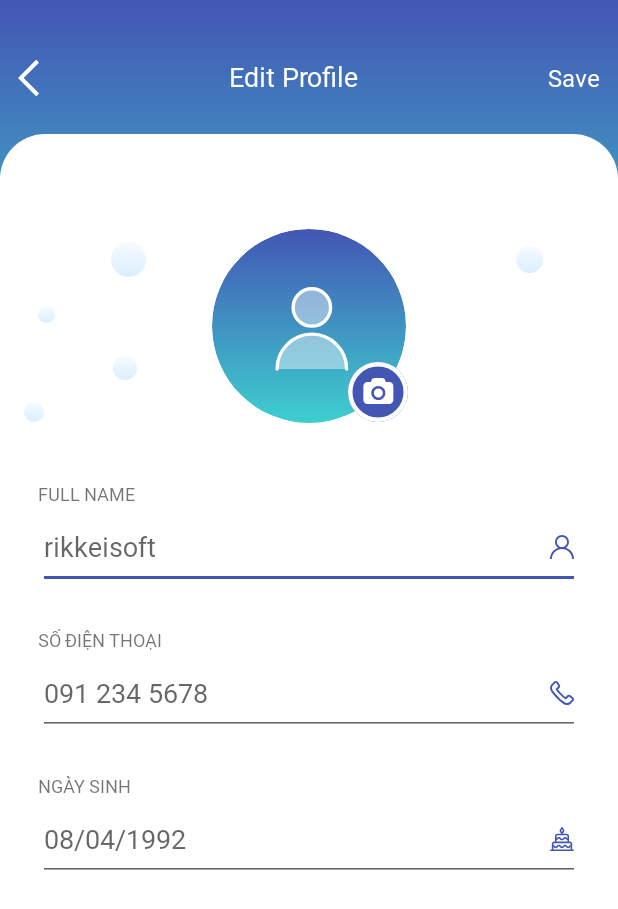
After one commit to nhikiu/AwesomeChat, an Android app: the layout fragment_profile_detail.xml on its own in the app's theme, with its tools: preview values and no code run, on a phone screen of 412 x 824 dp. The commit adds this screen. Shown: the top 909 px of the screen. Run offline under Robolectric (Android 15) with nearby library versions, the phone set to English and light mode, and no system bars.

Commit message:
31/07/2023 - On click not working

```diff
--- a/app/src/main/java/com/example/baseproject/models/Friend.kt
+++ b/app/src/main/java/com/example/baseproject/models/Friend.kt
@@ -1,3 +1,7 @@
 package com.example.baseproject.models
 
-data class Friend(val id: String, val name: String, val avatar: String?, var status: String)
+data class Friend(val id: String, val name: String, val avatar: String?, var status: String){
+    fun copy():Friend{
+        return Friend(this.id,this.name,this.avatar,this.status)
+    }
+}
--- a/app/src/main/java/com/example/baseproject/ui/friends/allFriend/AllFriendAdapter.kt
+++ b/app/src/main/java/com/example/baseproject/ui/friends/allFriend/AllFriendAdapter.kt
@@ -13,6 +13,10 @@ import com.example.baseproject.utils.Constants
 class AllFriendAdapter : ListAdapter<Friend, AllFriendAdapter.FriendViewHolder>(AllFriendCallback()){
 
     private var onClickListener: OnClickListener? = null
+
+    override fun submitList(list: MutableList<Friend>?) {
+        super.submitList(list?.map { it.copy() })
+    }
 
     override fun onCreateViewHolder(parent: ViewGroup, viewType: Int): AllFriendAdapter.FriendViewHolder {
         val inflate = LayoutInflater.from(parent.context)
--- a/app/src/main/java/com/example/baseproject/ui/friends/allFriend/AllFriendViewModel.kt
+++ b/app/src/main/java/com/example/baseproject/ui/friends/allFriend/AllFriendViewModel.kt
@@ -1,16 +1,22 @@
 package com.example.baseproject.ui.friends.allFriend
 
+import android.annotation.SuppressLint
+import android.util.Log
 import androidx.lifecycle.LiveData
 import androidx.lifecycle.MutableLiveData
 import com.example.baseproject.models.Friend
+import com.example.baseproject.models.User
+import com.example.baseproject.respository.AuthRepository
 import com.example.baseproject.utils.Constants
 import com.example.core.base.BaseViewModel
+import com.google.android.play.integrity.internal.f
 import com.google.firebase.auth.FirebaseAuth
 import com.google.firebase.database.DataSnapshot
 import com.google.firebase.database.DatabaseError
 import com.google.firebase.database.FirebaseDatabase
 import com.google.firebase.database.ValueEventListener
 import com.google.firebase.database.ktx.getValue
+import com.google.firebase.database.ktx.values
 import dagger.hilt.android.lifecycle.HiltViewModel
 import javax.inject.Inject
 
@@ -24,6 +30,7 @@ class AllFriendViewModel @Inject constructor(
 
     private var _friendListLiveData: MutableLiveData<List<Friend>> = MutableLiveData()
     val friendListLiveData: LiveData<List<Friend>> get() = _friendListLiveData
+    var change = false
 
     init {
 
@@ -31,51 +38,82 @@ class AllFriendViewModel @Inject constructor(
         getAllUser()
     }
 
-    private fun getAllUser() {
+    fun getAllUser() {
         val myRef = database.getReference(Constants.USER)
+
         myRef.addValueEventListener(object : ValueEventListener {
+            @SuppressLint("SuspiciousIndentation")
             override fun onDataChange(snapshot: DataSnapshot) {
                 mFriendList.clear()
                 for (dataSnapshot in snapshot.children) {
-
                     val profileRef = dataSnapshot.child(Constants.PROFILE)
 
                     val id = profileRef.child("id").getValue(String::class.java)
                     val name = profileRef.child("name").getValue(String::class.java)
                     val avatar = profileRef.child("avatar").getValue(String::class.java)
-                    if (id != auth.currentUser!!.uid && id != null && name != null) {
-                        mFriendList.add(Friend(id, name, avatar, Constants.STATE_UNFRIEND))
-                    }
-                }
+
+                    if ( id != auth.currentUser!!.uid && id != null && name != null) {
+                        mFriendList.add(Friend(id?:"", name?:"", avatar, Constants.STATE_UNFRIEND))
                     }
 
-            override fun onCancelled(error: DatabaseError) {
                 }
 
-        })
+                myRef.child(auth.currentUser!!.uid).child(Constants.FRIEND).get().addOnSuccessListener {
+                    if (it.value != null) {
 
-        myRef.child(auth.currentUser!!.uid).child(Constants.FRIEND)
-            .addValueEventListener(object : ValueEventListener {
-                override fun onDataChange(snapshot: DataSnapshot) {
-                    for (dataSnapshot in snapshot.children) {
-
-                        val friend = dataSnapshot.value as HashMap<*, *>
-
-                        val id = friend["id"] as String
-                        val status = friend["status"] as String
-
-                        for (i in mFriendList) {
-                            if (id == i.id) {
-                                i.status = status
+                        val h = it.value as HashMap<*, *>
+                        for (i in h.values) {
+                            val u = i as HashMap<*, *>
+                            val id = u["id"] as String
+                            val status = u["status"] as String
+                            for (f in mFriendList) {
+                                if (id == f.id) {
+                                    f.status = status
                                 }
                             }
 
                         }
-                    _friendListLiveData.postValue(mFriendList.toMutableList())
+                        Log.e("abc", "onDataChange: $h", )
 
                     }
 
+
+                }
+                _friendListLiveData.value = mFriendList
+
+
+
+//_friendListLiveData.value = mFriendList
+//                myRef.child(auth.currentUser!!.uid).child(Constants.FRIEND)
+//                    .addValueEventListener(object : ValueEventListener {
+//                        override fun onDataChange(snapshot: DataSnapshot) {
+//                            for (dataSnapshot in snapshot.children) {
+//
+//                                var friend = dataSnapshot.value as HashMap<*, *>
+//
+//                                val id = friend["id"] as String
+//                                val status = friend["status"] as String
+//
+//                                for (i in mFriendList) {
+//                                    if (id == i.id) {
+//                                        i.status = status
+//                                    }
+//                                }
+//
+//                            }
+//                            _friendListLiveData.postValue(mFriendList)
+//
+//                        }
+//
+//                        override fun onCancelled(error: DatabaseError) {
+//                            Log.e("database", "onCancelled: Fail ${error.toException()}")
+//                        }
+//
+//                    })
+            }
+
             override fun onCancelled(error: DatabaseError) {
+                Log.e("database", "onCancelled: Fail ${error.toException()}")
             }
 
         })
@@ -89,13 +127,13 @@ class AllFriendViewModel @Inject constructor(
             .child(Constants.FRIEND).child(friend.id)
             .setValue(friend)
             .addOnSuccessListener {
+
             }
             .addOnFailureListener {
 
             }
 
         //update friend in other user
-
         var status = Constants.STATE_RECEIVE
 
         when(friend.status) {
@@ -105,10 +143,13 @@ class AllFriendViewModel @Inject constructor(
             Constants.STATE_UNFRIEND -> status = Constants.STATE_UNFRIEND
         }
 
+        Log.e("abc", "updateFriendState: ${userRef.child(currentId).child(Constants.PROFILE).child("name").values<String>()}")
+
+        var name = ""
         userRef.child(currentId).child(Constants.PROFILE).addListenerForSingleValueEvent(object : ValueEventListener {
             override fun onDataChange(snapshot: DataSnapshot) {
                 if (snapshot.exists()) {
-                    val name = snapshot.child("name").getValue<String?>() ?: ""
+                    name = snapshot.child("name").getValue<String?>() ?: ""
 
                     val currentFriend = Friend(
                         id = currentId,
@@ -133,6 +174,5 @@ class AllFriendViewModel @Inject constructor(
             override fun onCancelled(error: DatabaseError) {
             }
         })
-
     }
 }
--- a/app/src/main/java/com/example/baseproject/ui/friends/pendingFriend/PendingFriendViewModel.kt
+++ b/app/src/main/java/com/example/baseproject/ui/friends/pendingFriend/PendingFriendViewModel.kt
@@ -28,8 +28,8 @@ class PendingFriendViewModel @Inject constructor(
     val receiveFriendListLiveData: LiveData<List<Friend>> get() = _receiveFriendListLiveData
 
     init {
-        _sendFriendListLiveData.postValue(mSendFriendList)
-        _receiveFriendListLiveData.postValue(mReceiveFriendList)
+        _sendFriendListLiveData.value = mSendFriendList
+        _receiveFriendListLiveData.value = mReceiveFriendList
     }
 
 
@@ -56,7 +56,7 @@ class PendingFriendViewModel @Inject constructor(
                         }
                     }
                 }
-                _sendFriendListLiveData.postValue(mSendFriendList.toMutableList())
+                _sendFriendListLiveData.value = mSendFriendList.toMutableList()
                 mSendFriendList.clear()
             }
 
@@ -89,7 +89,7 @@ class PendingFriendViewModel @Inject constructor(
                         }
                     }
                 }
-                _receiveFriendListLiveData.postValue(mReceiveFriendList.toMutableList())
+                _receiveFriendListLiveData.value = mReceiveFriendList.toMutableList()
                 mReceiveFriendList.clear()
             }
 
--- a/app/src/main/java/com/example/baseproject/ui/friends/realFriend/RealFriendViewModel.kt
+++ b/app/src/main/java/com/example/baseproject/ui/friends/realFriend/RealFriendViewModel.kt
@@ -26,7 +26,7 @@ class RealFriendViewModel @Inject constructor(
     val realFriendListLiveData: LiveData<List<Friend>> get() = _realFriendListLiveData
 
     init {
-        _realFriendListLiveData.postValue(mRealFriendList)
+        _realFriendListLiveData.value = mRealFriendList
     }
 
 
@@ -53,7 +53,7 @@ class RealFriendViewModel @Inject constructor(
                         }
                     }
                 }
-                _realFriendListLiveData.postValue(mRealFriendList.toMutableList())
+                _realFriendListLiveData.value = mRealFriendList.toMutableList()
                 mRealFriendList.clear()
             }
 
--- a/app/src/main/java/com/example/baseproject/ui/home/HomeFragment.kt
+++ b/app/src/main/java/com/example/baseproject/ui/home/HomeFragment.kt
@@ -2,6 +2,7 @@ package com.example.baseproject.ui.home
 
 import android.content.Context
 import android.os.Bundle
+import android.util.Log
 import android.view.LayoutInflater
 import android.view.View
 import android.view.ViewGroup
@@ -15,6 +16,7 @@ import com.example.baseproject.navigation.AppNavigation
 import com.example.baseproject.ui.chats.ChatsFragment
 import com.example.baseproject.ui.friends.FriendsFragment
 import com.example.baseproject.ui.profile.ProfileFragment
+import com.example.baseproject.utils.Constants
 import com.example.core.base.fragment.BaseFragment
 import dagger.hilt.android.AndroidEntryPoint
 import timber.log.Timber
@@ -30,6 +32,14 @@ class HomeFragment : BaseFragment<FragmentHomeBinding, HomeViewModel>(R.layout.f
 
     override fun initView(savedInstanceState: Bundle?) {
         super.initView(savedInstanceState)
+        val sharePreferences = context?.getSharedPreferences(Constants.ISLOGIN, Context.MODE_PRIVATE)
+        var isLogIn: Boolean
+        sharePreferences?.let {
+            isLogIn = it.getBoolean(Constants.ISLOGIN, false)
+            if (isLogIn) {
+                Log.e("abc", "initView: ${isLogIn}", )
+            }
+        }
     }
 
     override fun getVM() = viewModel
--- /dev/null
+++ b/app/src/main/java/com/example/baseproject/ui/profileDetail/ProfileDetail.kt
@@ -0,0 +1,4 @@
+package com.example.baseproject.ui.profileDetail
+
+class ProfileDetail {
+}
--- /dev/null
+++ b/app/src/main/java/com/example/baseproject/ui/profileDetail/ProfileDetailFragment.kt
@@ -0,0 +1,14 @@
+package com.example.baseproject.ui.profileDetail
+
+import android.os.Bundle
+import androidx.fragment.app.Fragment
+import android.view.LayoutInflater
+import android.view.View
+import android.view.ViewGroup
+import androidx.lifecycle.ViewModelProvider.NewInstanceFactory.Companion.instance
+import com.example.baseproject.R
+import org.checkerframework.checker.units.qual.A
+
+class ProfileDetailFragment : Fragment() {
+
+}
--- /dev/null
+++ b/app/src/main/res/drawable/ic_bubble.xml
@@ -0,0 +1,21 @@
+<vector xmlns:android="http://schemas.android.com/apk/res/android"
+    xmlns:aapt="http://schemas.android.com/aapt"
+    android:width="23dp"
+    android:height="23dp"
+    android:viewportWidth="23"
+    android:viewportHeight="23">
+  <path
+      android:pathData="M11.5,11.5m-11.5,0a11.5,11.5 0,1 1,23 0a11.5,11.5 0,1 1,-23 0">
+    <aapt:attr name="android:fillColor">
+      <gradient
+          android:startX="11.5"
+          android:startY="0"
+          android:endX="11.5"
+          android:endY="23"
+          android:type="linear">
+        <item android:offset="0" android:color="#FFF7FBFF"/>
+        <item android:offset="1" android:color="#FFDAEEFF"/>
+      </gradient>
+    </aapt:attr>
+  </path>
+</vector>
--- /dev/null
+++ b/app/src/main/res/drawable/ic_camera.xml
@@ -0,0 +1,24 @@
+<vector xmlns:android="http://schemas.android.com/apk/res/android"
+    android:width="60dp"
+    android:height="60dp"
+    android:viewportWidth="60"
+    android:viewportHeight="60">
+  <path
+      android:pathData="M28,26m-20,0a20,20 0,1 1,40 0a20,20 0,1 1,-40 0"
+      android:fillColor="#4356B4"/>
+  <path
+      android:pathData="M28,26m-18.5,0a18.5,18.5 0,1 1,37 0a18.5,18.5 0,1 1,-37 0"
+      android:strokeWidth="3"
+      android:fillColor="#00000000"
+      android:strokeColor="#ffffff"/>
+  <group>
+    <clip-path
+        android:pathData="M17.231,15.231h21.538v21.538h-21.538z"/>
+    <path
+        android:pathData="M37.45,20.115C36.929,19.594 36.301,19.333 35.565,19.333H33.232L32.7,17.917C32.568,17.576 32.327,17.283 31.976,17.036C31.626,16.79 31.266,16.667 30.898,16.667H25.565C25.197,16.667 24.837,16.79 24.487,17.036C24.136,17.283 23.895,17.576 23.763,17.917L23.231,19.333H20.898C20.162,19.333 19.534,19.594 19.013,20.115C18.492,20.635 18.231,21.264 18.231,22V31.333C18.231,32.069 18.492,32.698 19.013,33.219C19.534,33.739 20.162,34 20.898,34H35.565C36.301,34 36.929,33.739 37.45,33.219C37.971,32.698 38.231,32.069 38.231,31.333V22C38.231,21.264 37.971,20.635 37.45,20.115ZM31.528,29.964C30.615,30.877 29.516,31.333 28.231,31.333C26.947,31.333 25.848,30.877 24.934,29.964C24.021,29.051 23.565,27.951 23.565,26.667C23.565,25.382 24.021,24.283 24.934,23.37C25.848,22.457 26.947,22 28.231,22C29.516,22 30.615,22.457 31.528,23.37C32.442,24.283 32.898,25.382 32.898,26.667C32.898,27.951 32.442,29.05 31.528,29.964Z"
+        android:fillColor="#ffffff"/>
+    <path
+        android:pathData="M28.232,23.667C27.405,23.667 26.698,23.96 26.112,24.547C25.525,25.134 25.231,25.84 25.231,26.667C25.231,27.493 25.525,28.2 26.112,28.787C26.698,29.373 27.405,29.667 28.232,29.667C29.058,29.667 29.764,29.373 30.351,28.787C30.938,28.2 31.232,27.493 31.232,26.667C31.232,25.84 30.938,25.134 30.351,24.547C29.765,23.96 29.058,23.667 28.232,23.667Z"
+        android:fillColor="#ffffff"/>
+  </group>
+</vector>
--- /dev/null
+++ b/app/src/main/res/layout/fragment_profile_detail.xml
@@ -0,0 +1,208 @@
+<?xml version="1.0" encoding="utf-8"?>
+
+<layout xmlns:android="http://schemas.android.com/apk/res/android"
+    xmlns:tools="http://schemas.android.com/tools"
+    xmlns:app="http://schemas.android.com/apk/res-auto">
+    <androidx.constraintlayout.widget.ConstraintLayout
+        android:layout_width="match_parent"
+        android:layout_height="match_parent"
+        android:orientation="vertical"
+        android:gravity="center"
+        android:background="@color/primary_color"
+        tools:context=".ui.chats.ChatsFragment">
+
+        <FrameLayout
+            android:layout_width="match_parent"
+            android:layout_height="0dp"
+            app:layout_constraintVertical_bias="0"
+            app:layout_constraintDimensionRatio="1:0.6"
+            android:background="@drawable/background_app_common"
+            app:layout_constraintTop_toTopOf="parent"
+            app:layout_constraintBottom_toBottomOf="parent"
+            >
+
+        </FrameLayout>
+
+        <LinearLayout
+            android:id="@+id/linear_header"
+            android:layout_width="match_parent"
+            android:layout_height="wrap_content"
+            app:layout_constraintTop_toTopOf="parent"
+            android:orientation="horizontal"
+            android:layout_marginTop="@dimen/margin_item_40"
+            android:layout_marginHorizontal="@dimen/margin_item_12"
+            android:gravity="center">
+            <ImageView
+                android:id="@+id/iv_back"
+                android:layout_width="wrap_content"
+                android:layout_height="wrap_content"
+                android:src="@drawable/ic_arrow_left"
+                app:tint="@color/white"
+                android:contentDescription="@string/login" />
+
+            <TextView
+                android:layout_width="0dp"
+                android:layout_height="wrap_content"
+                android:text="@string/edit_profile"
+                style="@style/text_bold_18"
+                android:layout_weight="1"
+                android:gravity="center"
+                android:textColor="@color/white"/>
+
+            <TextView
+                android:layout_width="wrap_content"
+                android:layout_height="wrap_content"
+                android:background="@null"
+                android:text="@string/save"
+                android:textSize="@dimen/text_size_16"
+                android:textColor="@color/white"/>
+
+        </LinearLayout>
+
+        <FrameLayout
+            android:id="@+id/frame_background"
+            android:layout_width="match_parent"
+            android:layout_height="0dp"
+            android:background="@drawable/bg_white_top_radius"
+            android:layout_marginTop="@dimen/margin_item_25"
+            android:backgroundTint="@color/white"
+            app:layout_constraintTop_toBottomOf="@id/linear_header"
+            app:layout_constraintBottom_toBottomOf="parent"
+            android:orientation="vertical">
+        </FrameLayout>
+
+        <com.google.android.material.imageview.ShapeableImageView
+            android:id="@+id/iv_avatar"
+            android:layout_width="@dimen/size_156"
+            android:layout_height="@dimen/size_156"
+            android:layout_marginTop="@dimen/margin_item_50"
+            app:shapeAppearance="@style/circle"
+            android:src="@drawable/ic_avatar_default"
+            android:padding="@dimen/padding_13"
+            app:layout_constraintStart_toStartOf="parent"
+            app:layout_constraintEnd_toEndOf="parent"
+            app:layout_constraintTop_toTopOf="@id/frame_background"/>
+
+
+        <com.google.android.material.imageview.ShapeableImageView
+            android:id="@+id/iv_edit_avatar"
+            android:layout_width="wrap_content"
+            android:layout_height="wrap_content"
+            android:src="@drawable/ic_camera"
+            app:layout_constraintBottom_toBottomOf="@id/iv_avatar"
+            app:layout_constraintEnd_toEndOf="@id/iv_avatar"/>
+
+        <TextView
+            android:id="@+id/tv_name"
+            android:layout_width="match_parent"
+            android:layout_height="wrap_content"
+            android:text="@string/full_name"
+            app:layout_constraintTop_toBottomOf="@id/iv_avatar"
+            android:textAllCaps="true"
+            android:layout_margin="@dimen/margin_item_25"
+            android:textSize="@dimen/text_size_12"/>
+
+        <EditText
+            android:id="@+id/edt_fullname"
+            android:layout_width="match_parent"
+            android:layout_height="@dimen/height_edt_login"
+            android:drawableEnd="@drawable/ic_user"
+            android:inputType="textEmailAddress"
+            android:textColor="@color/black"
+            android:textSize="@dimen/text_size_18"
+            android:hint="@string/name_hint"
+            android:layout_marginHorizontal="@dimen/margin_item_25"
+            app:layout_constraintTop_toBottomOf="@id/tv_name"
+            android:autofillHints="" />
+
+        <TextView
+            android:id="@+id/tv_phone_number"
+            android:layout_width="match_parent"
+            android:layout_height="wrap_content"
+            android:text="@string/phone_number"
+            app:layout_constraintTop_toBottomOf="@id/edt_fullname"
+            android:textAllCaps="true"
+            android:layout_margin="@dimen/margin_item_25"
+            android:textSize="@dimen/text_size_12"/>
+
+        <EditText
+            android:id="@+id/edt_phone_number"
+            android:layout_width="match_parent"
+            android:layout_height="@dimen/height_edt_login"
+            android:drawableEnd="@drawable/ic_call"
+            android:textColor="@color/black"
+            android:textSize="@dimen/text_size_18"
+            android:hint="091 234 5678"
+            app:layout_constraintTop_toBottomOf="@id/tv_phone_number"
+            android:layout_marginHorizontal="@dimen/margin_item_25"
+            android:autofillHints="" />
+
+        <TextView
+            android:id="@+id/tv_date_of_birth"
+            android:layout_width="match_parent"
+            android:layout_height="wrap_content"
+            android:text="@string/date_of_birth"
+            app:layout_constraintTop_toBottomOf="@id/edt_phone_number"
+            android:textAllCaps="true"
+            android:layout_margin="@dimen/margin_item_25"
+            android:textSize="@dimen/text_size_12"/>
+
+        <EditText
+            android:id="@+id/edt_date_of_birth"
+            android:layout_width="match_parent"
+            android:layout_height="@dimen/height_edt_login"
+            android:drawableEnd="@drawable/ic_birthday"
+            android:textColor="@color/black"
+            android:textSize="@dimen/text_size_18"
+            android:hint="08/04/1992"
+            app:layout_constraintTop_toBottomOf="@id/tv_date_of_birth"
+            android:layout_marginHorizontal="@dimen/margin_item_25"
+            android:autofillHints="" />
+
+        <ImageView
+            android:layout_width="23dp"
+            android:layout_height="23dp"
+            android:src="@drawable/ic_bubble"
+            android:layout_marginTop="161dp"
+            android:layout_marginStart="74dp"
+            app:layout_constraintTop_toTopOf="parent"
+            app:layout_constraintStart_toStartOf="parent"/>
+
+        <ImageView
+            android:layout_width="11dp"
+            android:layout_height="11dp"
+            android:src="@drawable/ic_bubble"
+            android:layout_marginTop="204dp"
+            android:layout_marginStart="25dp"
+            app:layout_constraintTop_toTopOf="parent"
+            app:layout_constraintStart_toStartOf="parent"/>
+
+        <ImageView
+            android:layout_width="16dp"
+            android:layout_height="16dp"
+            android:src="@drawable/ic_bubble"
+            android:layout_marginTop="237dp"
+            android:layout_marginStart="75dp"
+            app:layout_constraintTop_toTopOf="parent"
+            app:layout_constraintStart_toStartOf="parent"/>
+
+        <ImageView
+            android:layout_width="13dp"
+            android:layout_height="13dp"
+            android:src="@drawable/ic_bubble"
+            android:layout_marginTop="268dp"
+            android:layout_marginStart="16dp"
+            app:layout_constraintTop_toTopOf="parent"
+            app:layout_constraintStart_toStartOf="parent"/>
+
+        <ImageView
+            android:layout_width="18dp"
+            android:layout_height="18dp"
+            android:src="@drawable/ic_bubble"
+            android:layout_marginTop="164dp"
+            android:layout_marginEnd="@dimen/margin_item_50"
+            app:layout_constraintTop_toTopOf="parent"
+            app:layout_constraintEnd_toEndOf="parent"/>
+
+    </androidx.constraintlayout.widget.ConstraintLayout>
+</layout>
--- a/app/src/main/res/values/dimens.xml
+++ b/app/src/main/res/values/dimens.xml
@@ -5,6 +5,7 @@
     <dimen name="text_size_22">22sp</dimen>
     <dimen name="padding_25">25sp</dimen>
     <dimen name="padding_6">6dp</dimen>
+    <dimen name="padding_20">20dp</dimen>
     <dimen name="corner_15">15dp</dimen>
     <dimen name="size_icon_60">60dp</dimen>
     <dimen name="sixe_5">5dp</dimen>
@@ -25,4 +26,5 @@
     <dimen name="size_300">300dp</dimen>
     <dimen name="size_150">150dp</dimen>
     <dimen name="size_1">1dp</dimen>
+    <dimen name="size_156">156dp</dimen>
 </resources>
--- a/app/src/main/res/values/strings.xml
+++ b/app/src/main/res/values/strings.xml
@@ -74,7 +74,12 @@
     <string name="notification">Notification</string>
     <string name="version">Version</string>
     <string name="version_number" translatable="false">1.0.0</string>
+    <string name="edit_profile">Edit Profile</string>
+    <string name="save">Save</string>
     <!-- TODO: Remove or change this placeholder text -->
     <string name="hello_blank_fragment">Hello blank fragment</string>
+    <string name="phone_number">Số điện thoại</string>
+    <string name="date_of_birth">Ngày sinh</string>
+
 
 </resources>
```
Also changed, not shown: 1 other file. Lines whose indentation alone changed are shown as unchanged.
